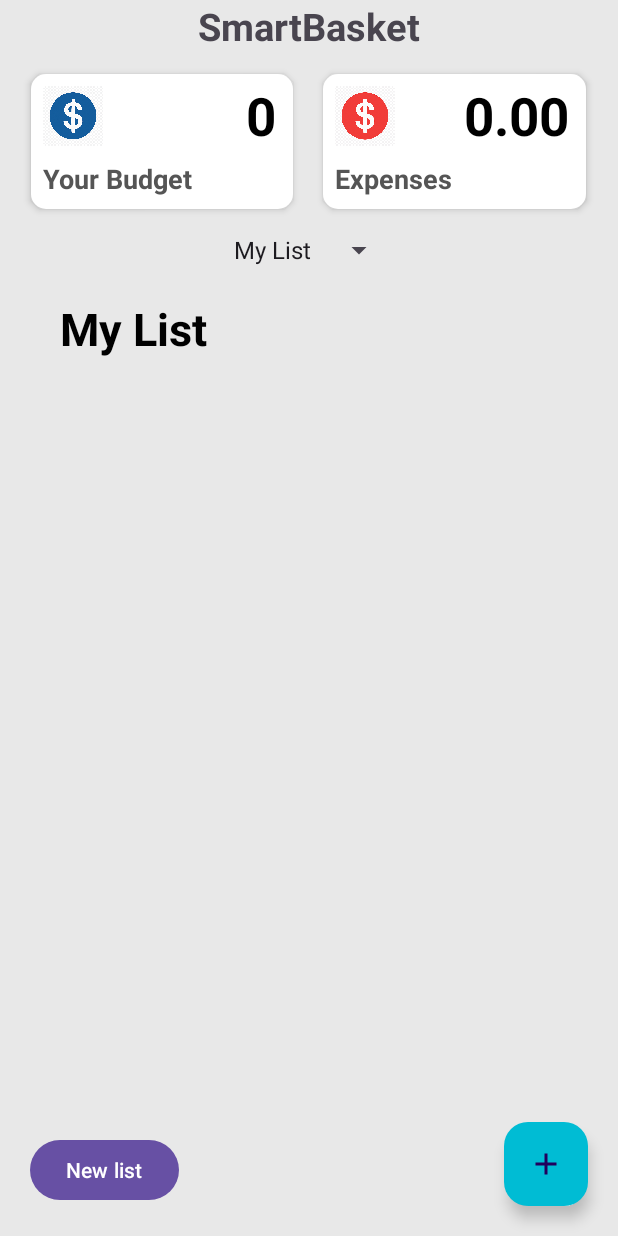
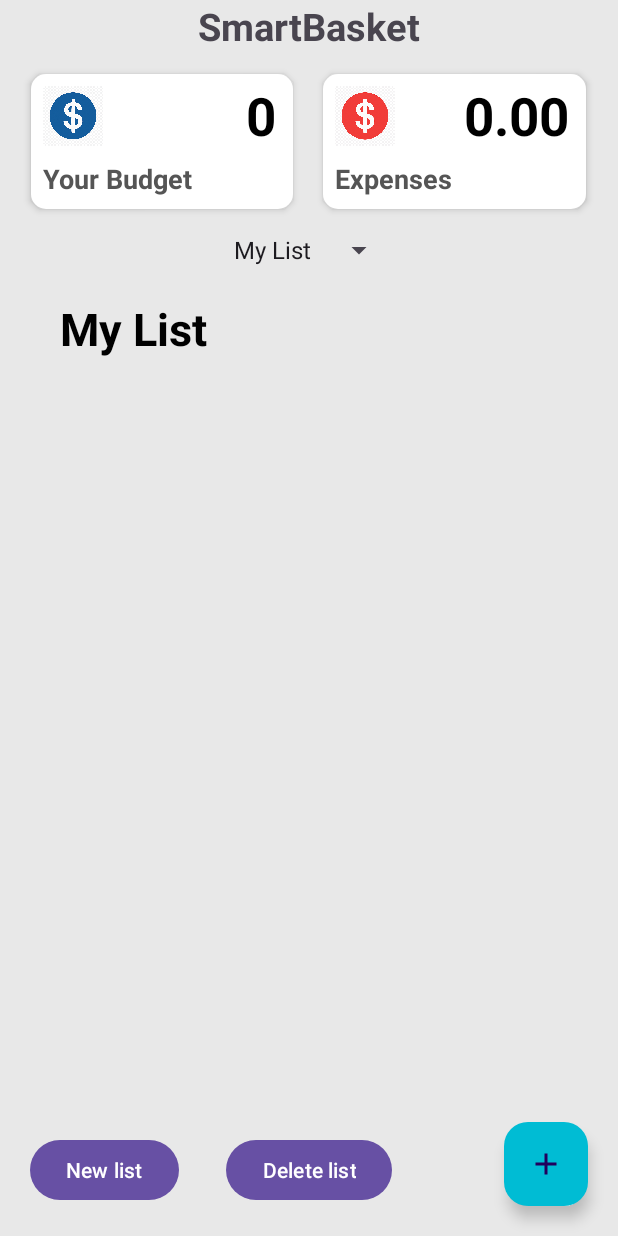
Before and after one commit to LouiseDelarue/ProjectMAD-group3, an Android app: the screen it shows after launch (MainActivity), on a phone screen of 412 x 824 dp. Run offline under Robolectric (Android 15) with nearby library versions, the phone set to English and light mode, and no system bars; libraries missing offline, so code that uses them is left out: it.xabaras.android.

Commit message:
multiple list delete + add data base (héloïse work)

```diff
--- a/app/src/main/res/layout/activity_main.xml
+++ b/app/src/main/res/layout/activity_main.xml
@@ -125,6 +125,16 @@
         android:layout_centerHorizontal="true"
         android:layout_marginTop="10dp" />
 
+    <Button
+    android:id="@+id/button_delete_list"
+    android:layout_width="wrap_content"
+    android:layout_height="wrap_content"
+    android:text="Delete list"
+    android:layout_alignParentBottom="true"
+    android:layout_centerHorizontal="true"
+    android:layout_marginBottom="20dp"/>
+
+
 
     <Button
         android:id="@+id/button_add_list"
```
Also changed, not shown: app/src/main/java/com/example/bkyujk/Category.java (+15 -0 lines), app/src/main/java/com/example/bkyujk/MainActivity.java (+32 -2 lines), app/src/main/java/com/example/bkyujk/Utils/DataBaseHelper.java (+10 -0 lines).
